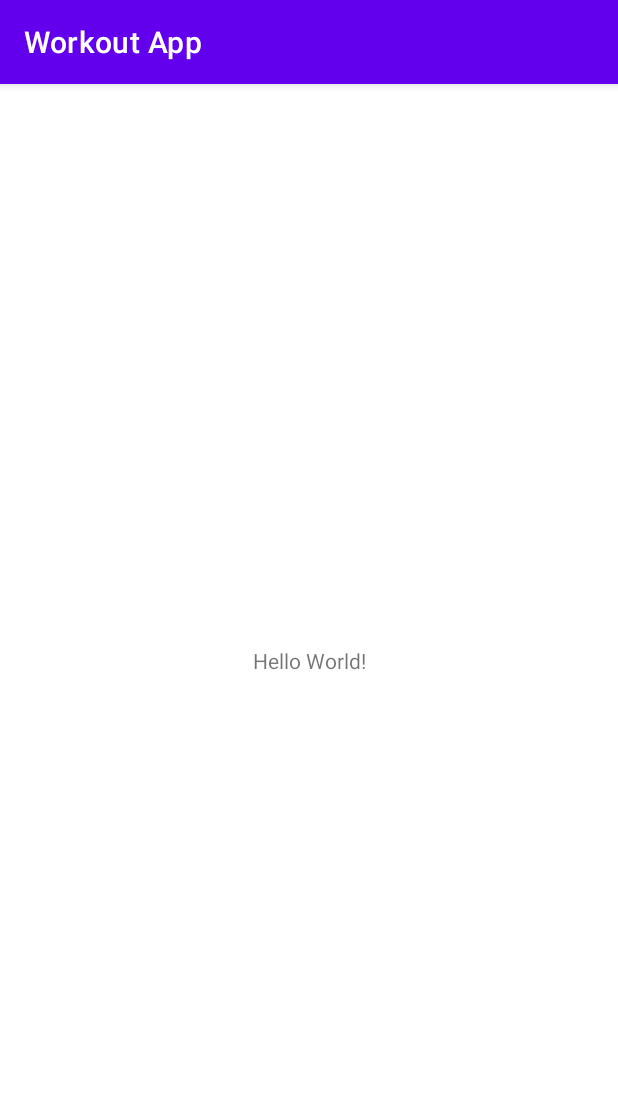
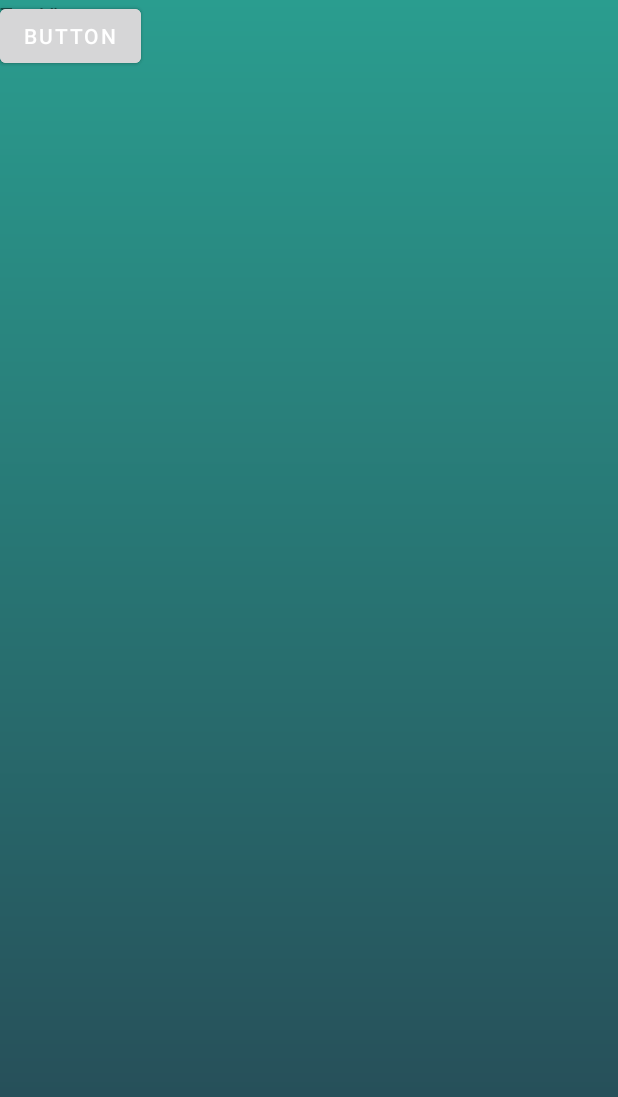
Before and after one commit to matsouto/workoutplanner, an Android app: the screen it shows after launch (MainActivity), on a phone screen of 412 x 824 dp. Shown: the top 1097 px of the screen. Run offline under Robolectric (Android 15) with nearby library versions, the phone set to English and light mode, and no system bars.

Commit message:
add menu color and classes

```diff
--- a/app/src/main/AndroidManifest.xml
+++ b/app/src/main/AndroidManifest.xml
@@ -10,6 +10,12 @@
         android:supportsRtl="true"
         android:theme="@style/Theme.WorkoutApp">
         <activity
+            android:name=".WorkoutTimer"
+            android:exported="true" />
+        <activity
+            android:name=".WorkoutPlanner"
+            android:exported="true" />
+        <activity
             android:name=".MainActivity"
             android:exported="true">
             <intent-filter>
--- a/app/src/main/java/com/souto/workoutapp/MainActivity.java
+++ b/app/src/main/java/com/souto/workoutapp/MainActivity.java
@@ -3,12 +3,23 @@ package com.souto.workoutapp;
 import androidx.appcompat.app.AppCompatActivity;
 
 import android.os.Bundle;
+import android.view.View;
+import android.view.WindowManager;
+
+import java.util.Objects;
+
+// MENU
 
 public class MainActivity extends AppCompatActivity {
 
     @Override
     protected void onCreate(Bundle savedInstanceState) {
         super.onCreate(savedInstanceState);
+
+        getWindow().getDecorView().setSystemUiVisibility(View.SYSTEM_UI_FLAG_HIDE_NAVIGATION); // Hide Navigation
+        getWindow().setFlags(WindowManager.LayoutParams.FLAG_FULLSCREEN,WindowManager.LayoutParams.FLAG_FULLSCREEN); // Hide Status
+        Objects.requireNonNull(getSupportActionBar()).hide(); // Hide Action Bar
+
         setContentView(R.layout.activity_main);
     }
 }
--- /dev/null
+++ b/app/src/main/res/drawable/menu_bg.xml
@@ -0,0 +1,6 @@
+<?xml version="1.0" encoding="utf-8"?>
+<shape xmlns:android="http://schemas.android.com/apk/res/android">
+    <gradient android:startColor="@color/menu_beg"
+        android:endColor="@color/menu_end"
+        android:angle="90"/>
+</shape>
--- a/app/src/main/res/layout/activity_main.xml
+++ b/app/src/main/res/layout/activity_main.xml
@@ -4,15 +4,30 @@
     xmlns:tools="http://schemas.android.com/tools"
     android:layout_width="match_parent"
     android:layout_height="match_parent"
+    android:background="@drawable/menu_bg"
     tools:context=".MainActivity">
 
     <TextView
+        android:id="@+id/textView"
         android:layout_width="wrap_content"
         android:layout_height="wrap_content"
-        android:text="Hello World!"
-        app:layout_constraintBottom_toBottomOf="parent"
-        app:layout_constraintLeft_toLeftOf="parent"
-        app:layout_constraintRight_toRightOf="parent"
-        app:layout_constraintTop_toTopOf="parent" />
+        android:text="TextView"
+        tools:layout_editor_absoluteX="176dp"
+        tools:layout_editor_absoluteY="106dp" />
 
+    <Button
+        android:id="@+id/button"
+        android:layout_width="wrap_content"
+        android:layout_height="wrap_content"
+        android:text="Button"
+        tools:layout_editor_absoluteX="158dp"
+        tools:layout_editor_absoluteY="264dp" />
+
+    <Button
+        android:id="@+id/button2"
+        android:layout_width="wrap_content"
+        android:layout_height="wrap_content"
+        android:text="Button"
+        tools:layout_editor_absoluteX="158dp"
+        tools:layout_editor_absoluteY="402dp" />
 </androidx.constraintlayout.widget.ConstraintLayout>
--- a/app/src/main/res/values/colors.xml
+++ b/app/src/main/res/values/colors.xml
@@ -1,10 +1,10 @@
 <?xml version="1.0" encoding="utf-8"?>
 <resources>
-    <color name="purple_200">#FFBB86FC</color>
-    <color name="purple_500">#FF6200EE</color>
-    <color name="purple_700">#FF3700B3</color>
-    <color name="teal_200">#FF03DAC5</color>
-    <color name="teal_700">#FF018786</color>
     <color name="black">#FF000000</color>
     <color name="white">#FFFFFFFF</color>
+    <color name="app_gray">#393c40</color>
+    <color name="app_orange">#d37b4d</color>
+    <color name="menu_beg">#264653</color>
+    <color name="menu_end">#2a9d8f</color>
+
 </resources>
```
Also changed, not shown: app/src/main/java/com/souto/workoutapp/WorkoutPlanner.java (added, +14 -0 lines), app/src/main/java/com/souto/workoutapp/WorkoutTimer.java (added, +14 -0 lines), app/src/main/res/layout/activity_workout_timer.xml (added, +9 -0 lines), app/src/main/res/layout/activity_workoutplanner.xml (added, +9 -0 lines).
